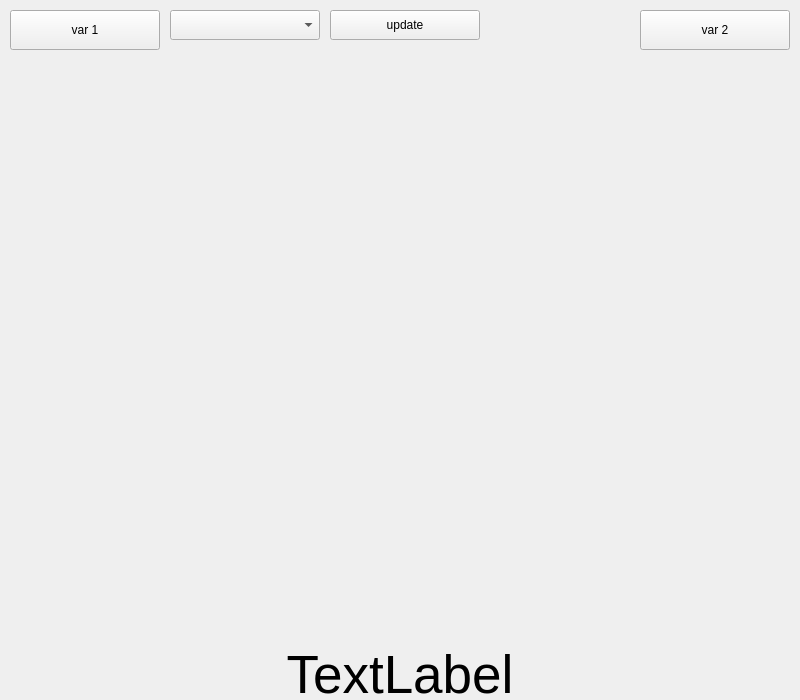
Old version of the form MainWindow.ui in the repository WhiteSHA/Video-Call-App.
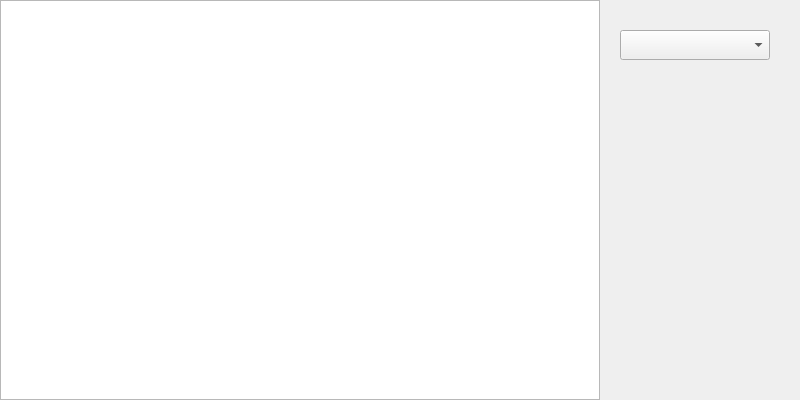
New version of the form.

Diff of the .ui file:
```diff
--- a/MainWindow.ui
+++ b/MainWindow.ui
@@ -7,82 +7,32 @@
     <x>0</x>
     <y>0</y>
     <width>800</width>
-    <height>700</height>
+    <height>400</height>
    </rect>
   </property>
   <property name="windowTitle">
    <string>MainWindow</string>
   </property>
   <widget class="QWidget" name="centralWidget">
-   <widget class="QPushButton" name="pushButton">
-    <property name="geometry">
-     <rect>
-      <x>10</x>
-      <y>10</y>
-      <width>150</width>
-      <height>40</height>
-     </rect>
-    </property>
-    <property name="text">
-     <string>var 1</string>
-    </property>
-   </widget>
-   <widget class="QLabel" name="label">
-    <property name="geometry">
-     <rect>
-      <x>250</x>
-      <y>650</y>
-      <width>300</width>
-      <height>50</height>
-     </rect>
-    </property>
-    <property name="font">
-     <font>
-      <pointsize>40</pointsize>
-     </font>
-    </property>
-    <property name="text">
-     <string>TextLabel</string>
-    </property>
-    <property name="alignment">
-     <set>Qt::AlignCenter</set>
-    </property>
-   </widget>
-   <widget class="QPushButton" name="pushButton_2">
-    <property name="geometry">
-     <rect>
-      <x>640</x>
-      <y>10</y>
-      <width>150</width>
-      <height>40</height>
-     </rect>
-    </property>
-    <property name="text">
-     <string>var 2</string>
-    </property>
-   </widget>
    <widget class="QComboBox" name="comboBox">
     <property name="geometry">
      <rect>
-      <x>170</x>
-      <y>10</y>
+      <x>620</x>
+      <y>30</y>
       <width>150</width>
       <height>30</height>
      </rect>
     </property>
    </widget>
-   <widget class="QPushButton" name="pushButton_3">
+   <widget class="QGraphicsView" name="graphicsView">
     <property name="geometry">
      <rect>
-      <x>330</x>
-      <y>10</y>
-      <width>150</width>
-      <height>30</height>
+      <x>0</x>
+      <y>0</y>
+      <width>600</width>
+      <height>400</height>
      </rect>
     </property>
-    <property name="text">
-     <string>update</string>
-    </property>
    </widget>
   </widget>
   <action name="actionQuitter">
```
